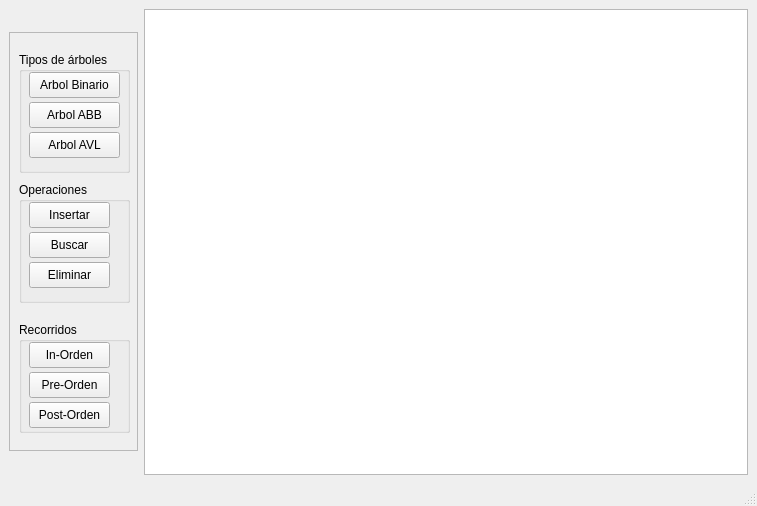
D10nVarr/proyecto_2ED_arboles_, file interfaz.ui: the form before one commit.
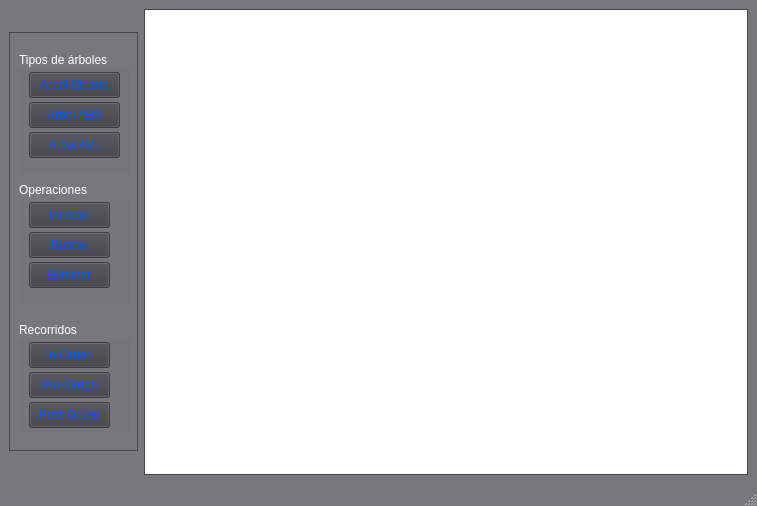
The form after the commit.

Diff of the .ui file:
```diff
--- a/interfaz.ui
+++ b/interfaz.ui
@@ -10,6 +10,496 @@
     <height>506</height>
    </rect>
   </property>
+  <property name="palette">
+   <palette>
+    <active>
+     <colorrole role="WindowText">
+      <brush brushstyle="SolidPattern">
+       <color alpha="255">
+        <red>255</red>
+        <green>255</green>
+        <blue>255</blue>
+       </color>
+      </brush>
+     </colorrole>
+     <colorrole role="Button">
+      <brush brushstyle="SolidPattern">
+       <color alpha="179">
+        <red>62</red>
+        <green>61</green>
+        <blue>70</blue>
+       </color>
+      </brush>
+     </colorrole>
+     <colorrole role="Light">
+      <brush brushstyle="SolidPattern">
+       <color alpha="179">
+        <red>93</red>
+        <green>91</green>
+        <blue>105</blue>
+       </color>
+      </brush>
+     </colorrole>
+     <colorrole role="Midlight">
+      <brush brushstyle="SolidPattern">
+       <color alpha="179">
+        <red>77</red>
+        <green>76</green>
+        <blue>87</blue>
+       </color>
+      </brush>
+     </colorrole>
+     <colorrole role="Dark">
+      <brush brushstyle="SolidPattern">
+       <color alpha="179">
+        <red>31</red>
+        <green>30</green>
+        <blue>35</blue>
+       </color>
+      </brush>
+     </colorrole>
+     <colorrole role="Mid">
+      <brush brushstyle="SolidPattern">
+       <color alpha="179">
+        <red>41</red>
+        <green>41</green>
+        <blue>47</blue>
+       </color>
+      </brush>
+     </colorrole>
+     <colorrole role="Text">
+      <brush brushstyle="SolidPattern">
+       <color alpha="255">
+        <red>0</red>
+        <green>0</green>
+        <blue>0</blue>
+       </color>
+      </brush>
+     </colorrole>
+     <colorrole role="BrightText">
+      <brush brushstyle="SolidPattern">
+       <color alpha="255">
+        <red>0</red>
+        <green>0</green>
+        <blue>0</blue>
+       </color>
+      </brush>
+     </colorrole>
+     <colorrole role="ButtonText">
+      <brush brushstyle="SolidPattern">
+       <color alpha="255">
+        <red>0</red>
+        <green>85</green>
+        <blue>255</blue>
+       </color>
+      </brush>
+     </colorrole>
+     <colorrole role="Base">
+      <brush brushstyle="SolidPattern">
+       <color alpha="255">
+        <red>255</red>
+        <green>255</green>
+        <blue>255</blue>
+       </color>
+      </brush>
+     </colorrole>
+     <colorrole role="Window">
+      <brush brushstyle="SolidPattern">
+       <color alpha="179">
+        <red>62</red>
+        <green>61</green>
+        <blue>70</blue>
+       </color>
+      </brush>
+     </colorrole>
+     <colorrole role="Shadow">
+      <brush brushstyle="SolidPattern">
+       <color alpha="255">
+        <red>0</red>
+        <green>0</green>
+        <blue>0</blue>
+       </color>
+      </brush>
+     </colorrole>
+     <colorrole role="Highlight">
+      <brush brushstyle="SolidPattern">
+       <color alpha="255">
+        <red>46</red>
+        <green>23</green>
+        <blue>176</blue>
+       </color>
+      </brush>
+     </colorrole>
+     <colorrole role="AlternateBase">
+      <brush brushstyle="SolidPattern">
+       <color alpha="217">
+        <red>31</red>
+        <green>30</green>
+        <blue>35</blue>
+       </color>
+      </brush>
+     </colorrole>
+     <colorrole role="ToolTipBase">
+      <brush brushstyle="SolidPattern">
+       <color alpha="255">
+        <red>255</red>
+        <green>255</green>
+        <blue>220</blue>
+       </color>
+      </brush>
+     </colorrole>
+     <colorrole role="ToolTipText">
+      <brush brushstyle="SolidPattern">
+       <color alpha="255">
+        <red>0</red>
+        <green>0</green>
+        <blue>0</blue>
+       </color>
+      </brush>
+     </colorrole>
+     <colorrole role="PlaceholderText">
+      <brush brushstyle="SolidPattern">
+       <color alpha="127">
+        <red>255</red>
+        <green>255</green>
+        <blue>255</blue>
+       </color>
+      </brush>
+     </colorrole>
+     <colorrole role="Accent">
+      <brush brushstyle="SolidPattern">
+       <color alpha="255">
+        <red>0</red>
+        <green>0</green>
+        <blue>0</blue>
+       </color>
+      </brush>
+     </colorrole>
+    </active>
+    <inactive>
+     <colorrole role="WindowText">
+      <brush brushstyle="SolidPattern">
+       <color alpha="255">
+        <red>255</red>
+        <green>255</green>
+        <blue>255</blue>
+       </color>
+      </brush>
+     </colorrole>
+     <colorrole role="Button">
+      <brush brushstyle="SolidPattern">
+       <color alpha="179">
+        <red>62</red>
+        <green>61</green>
+        <blue>70</blue>
+       </color>
+      </brush>
+     </colorrole>
+     <colorrole role="Light">
+      <brush brushstyle="SolidPattern">
+       <color alpha="179">
+        <red>93</red>
+        <green>91</green>
+        <blue>105</blue>
+       </color>
+      </brush>
+     </colorrole>
+     <colorrole role="Midlight">
+      <brush brushstyle="SolidPattern">
+       <color alpha="179">
+        <red>77</red>
+        <green>76</green>
+        <blue>87</blue>
+       </color>
+      </brush>
+     </colorrole>
+     <colorrole role="Dark">
+      <brush brushstyle="SolidPattern">
+       <color alpha="179">
+        <red>31</red>
+        <green>30</green>
+        <blue>35</blue>
+       </color>
+      </brush>
+     </colorrole>
+     <colorrole role="Mid">
+      <brush brushstyle="SolidPattern">
+       <color alpha="179">
+        <red>41</red>
+        <green>41</green>
+        <blue>47</blue>
+       </color>
+      </brush>
+     </colorrole>
+     <colorrole role="Text">
+      <brush brushstyle="SolidPattern">
+       <color alpha="255">
+        <red>0</red>
+        <green>0</green>
+        <blue>0</blue>
+       </color>
+      </brush>
+     </colorrole>
+     <colorrole role="BrightText">
+      <brush brushstyle="SolidPattern">
+       <color alpha="255">
+        <red>0</red>
+        <green>0</green>
+        <blue>0</blue>
+       </color>
+      </brush>
+     </colorrole>
+     <colorrole role="ButtonText">
+      <brush brushstyle="SolidPattern">
+       <color alpha="255">
+        <red>0</red>
+        <green>85</green>
+        <blue>255</blue>
+       </color>
+      </brush>
+     </colorrole>
+     <colorrole role="Base">
+      <brush brushstyle="SolidPattern">
+       <color alpha="255">
+        <red>255</red>
+        <green>255</green>
+        <blue>255</blue>
+       </color>
+      </brush>
+     </colorrole>
+     <colorrole role="Window">
+      <brush brushstyle="SolidPattern">
+       <color alpha="179">
+        <red>62</red>
+        <green>61</green>
+        <blue>70</blue>
+       </color>
+      </brush>
+     </colorrole>
+     <colorrole role="Shadow">
+      <brush brushstyle="SolidPattern">
+       <color alpha="255">
+        <red>0</red>
+        <green>0</green>
+        <blue>0</blue>
+       </color>
+      </brush>
+     </colorrole>
+     <colorrole role="Highlight">
+      <brush brushstyle="SolidPattern">
+       <color alpha="255">
+        <red>46</red>
+        <green>23</green>
+        <blue>176</blue>
+       </color>
+      </brush>
+     </colorrole>
+     <colorrole role="AlternateBase">
+      <brush brushstyle="SolidPattern">
+       <color alpha="217">
+        <red>31</red>
+        <green>30</green>
+        <blue>35</blue>
+       </color>
+      </brush>
+     </colorrole>
+     <colorrole role="ToolTipBase">
+      <brush brushstyle="SolidPattern">
+       <color alpha="255">
+        <red>255</red>
+        <green>255</green>
+        <blue>220</blue>
+       </color>
+      </brush>
+     </colorrole>
+     <colorrole role="ToolTipText">
+      <brush brushstyle="SolidPattern">
+       <color alpha="255">
+        <red>0</red>
+        <green>0</green>
+        <blue>0</blue>
+       </color>
+      </brush>
+     </colorrole>
+     <colorrole role="PlaceholderText">
+      <brush brushstyle="SolidPattern">
+       <color alpha="127">
+        <red>255</red>
+        <green>255</green>
+        <blue>255</blue>
+       </color>
+      </brush>
+     </colorrole>
+     <colorrole role="Accent">
+      <brush brushstyle="SolidPattern">
+       <color alpha="255">
+        <red>0</red>
+        <green>0</green>
+        <blue>0</blue>
+       </color>
+      </brush>
+     </colorrole>
+    </inactive>
+    <disabled>
+     <colorrole role="WindowText">
+      <brush brushstyle="SolidPattern">
+       <color alpha="179">
+        <red>31</red>
+        <green>30</green>
+        <blue>35</blue>
+       </color>
+      </brush>
+     </colorrole>
+     <colorrole role="Button">
+      <brush brushstyle="SolidPattern">
+       <color alpha="179">
+        <red>62</red>
+        <green>61</green>
+        <blue>70</blue>
+       </color>
+      </brush>
+     </colorrole>
+     <colorrole role="Light">
+      <brush brushstyle="SolidPattern">
+       <color alpha="179">
+        <red>93</red>
+        <green>91</green>
+        <blue>105</blue>
+       </color>
+      </brush>
+     </colorrole>
+     <colorrole role="Midlight">
+      <brush brushstyle="SolidPattern">
+       <color alpha="179">
+        <red>77</red>
+        <green>76</green>
+        <blue>87</blue>
+       </color>
+      </brush>
+     </colorrole>
+     <colorrole role="Dark">
+      <brush brushstyle="SolidPattern">
+       <color alpha="179">
+        <red>31</red>
+        <green>30</green>
+        <blue>35</blue>
+       </color>
+      </brush>
+     </colorrole>
+     <colorrole role="Mid">
+      <brush brushstyle="SolidPattern">
+       <color alpha="179">
+        <red>41</red>
+        <green>41</green>
+        <blue>47</blue>
+       </color>
+      </brush>
+     </colorrole>
+     <colorrole role="Text">
+      <brush brushstyle="SolidPattern">
+       <color alpha="179">
+        <red>31</red>
+        <green>30</green>
+        <blue>35</blue>
+       </color>
+      </brush>
+     </colorrole>
+     <colorrole role="BrightText">
+      <brush brushstyle="SolidPattern">
+       <color alpha="255">
+        <red>0</red>
+        <green>0</green>
+        <blue>0</blue>
+       </color>
+      </brush>
+     </colorrole>
+     <colorrole role="ButtonText">
+      <brush brushstyle="SolidPattern">
+       <color alpha="179">
+        <red>31</red>
+        <green>30</green>
+        <blue>35</blue>
+       </color>
+      </brush>
+     </colorrole>
+     <colorrole role="Base">
+      <brush brushstyle="SolidPattern">
+       <color alpha="179">
+        <red>62</red>
+        <green>61</green>
+        <blue>70</blue>
+       </color>
+      </brush>
+     </colorrole>
+     <colorrole role="Window">
+      <brush brushstyle="SolidPattern">
+       <color alpha="179">
+        <red>62</red>
+        <green>61</green>
+        <blue>70</blue>
+       </color>
+      </brush>
+     </colorrole>
+     <colorrole role="Shadow">
+      <brush brushstyle="SolidPattern">
+       <color alpha="255">
+        <red>0</red>
+        <green>0</green>
+        <blue>0</blue>
+       </color>
+      </brush>
+     </colorrole>
+     <colorrole role="AlternateBase">
+      <brush brushstyle="SolidPattern">
+       <color alpha="179">
+        <red>62</red>
+        <green>61</green>
+        <blue>70</blue>
+       </color>
+      </brush>
+     </colorrole>
+     <colorrole role="ToolTipBase">
+      <brush brushstyle="SolidPattern">
+       <color alpha="255">
+        <red>255</red>
+        <green>255</green>
+        <blue>220</blue>
+       </color>
+      </brush>
+     </colorrole>
+     <colorrole role="ToolTipText">
+      <brush brushstyle="SolidPattern">
+       <color alpha="255">
+        <red>0</red>
+        <green>0</green>
+        <blue>0</blue>
+       </color>
+      </brush>
+     </colorrole>
+     <colorrole role="PlaceholderText">
+      <brush brushstyle="SolidPattern">
+       <color alpha="89">
+        <red>31</red>
+        <green>30</green>
+        <blue>35</blue>
+       </color>
+      </brush>
+     </colorrole>
+     <colorrole role="Accent">
+      <brush brushstyle="SolidPattern">
+       <color alpha="255">
+        <red>0</red>
+        <green>0</green>
+        <blue>0</blue>
+       </color>
+      </brush>
+     </colorrole>
+    </disabled>
+   </palette>
+  </property>
+  <property name="cursor">
+   <cursorShape>ArrowCursor</cursorShape>
+  </property>
   <property name="windowTitle">
    <string>MainWindow</string>
   </property>
@@ -29,6 +519,11 @@
         <height>419</height>
        </size>
       </property>
+      <property name="font">
+       <font>
+        <bold>false</bold>
+       </font>
+      </property>
       <property name="frameShape">
        <enum>QFrame::Shape::StyledPanel</enum>
       </property>
@@ -44,6 +539,33 @@
          <height>121</height>
         </rect>
        </property>
+       <property name="palette">
+        <palette>
+         <active>
+          <colorrole role="Text">
+           <brush brushstyle="SolidPattern">
+            <color alpha="255">
+             <red>0</red>
+             <green>0</green>
+             <blue>0</blue>
+            </color>
+           </brush>
+          </colorrole>
+         </active>
+         <inactive>
+          <colorrole role="Text">
+           <brush brushstyle="SolidPattern">
+            <color alpha="255">
+             <red>0</red>
+             <green>0</green>
+             <blue>0</blue>
+            </color>
+           </brush>
+          </colorrole>
+         </inactive>
+         <disabled/>
+        </palette>
+       </property>
        <property name="title">
         <string>Tipos de árboles</string>
        </property>
```
Left out of the diff: 5 changed lines with no effect on the pictures.
